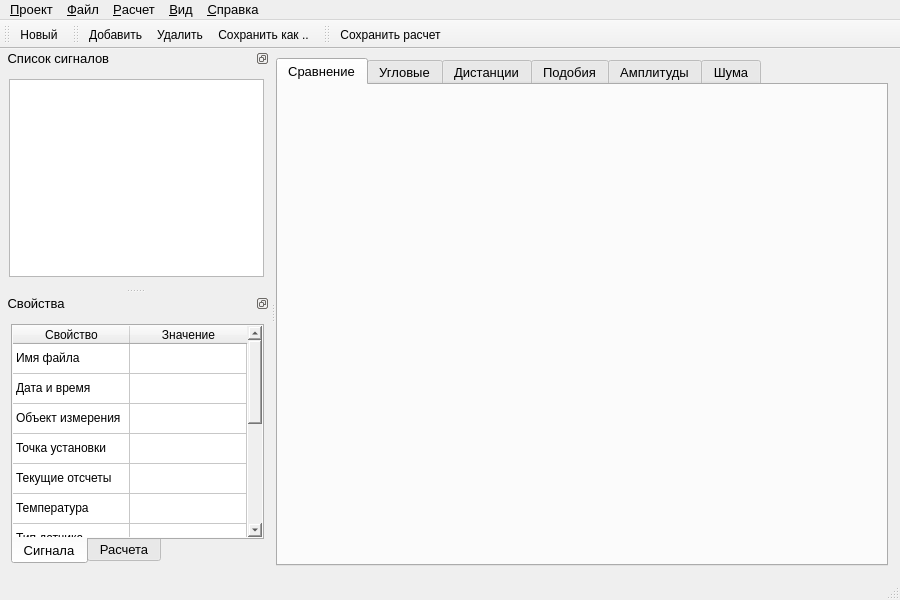
Qinterfly/EvalSig, file gui/MainWindow.ui: the form before one commit.
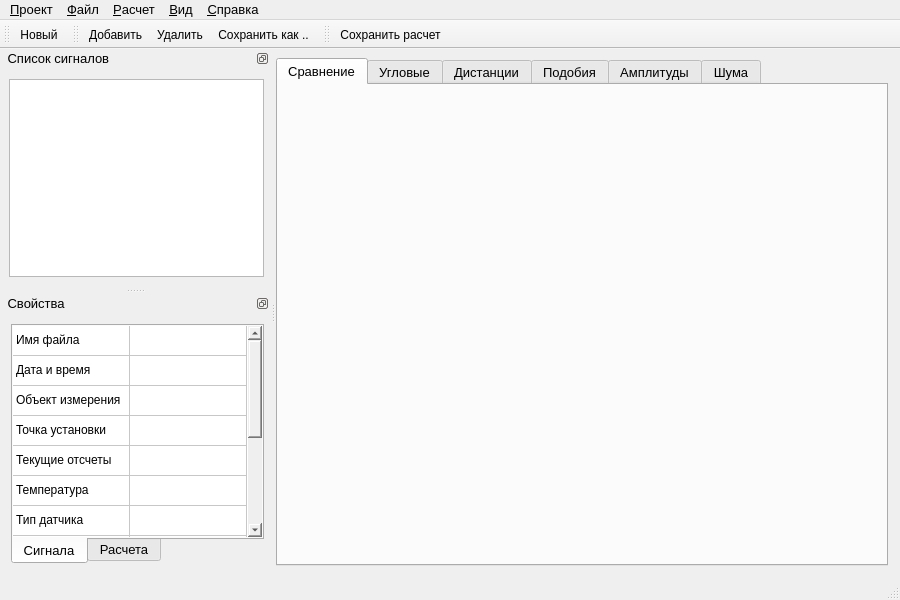
The form after the commit. Icons and pictures are not drawn. Custom widgets are drawn as their Qt base class.

Diff of the .ui file:
```diff
--- a/gui/MainWindow.ui
+++ b/gui/MainWindow.ui
@@ -558,7 +558,7 @@
             <number>13</number>
            </property>
            <attribute name="horizontalHeaderVisible">
-            <bool>true</bool>
+            <bool>false</bool>
            </attribute>
            <attribute name="horizontalHeaderCascadingSectionResizes">
             <bool>false</bool>
```
Left out of the diff: 6 changed lines with no effect on the pictures.
